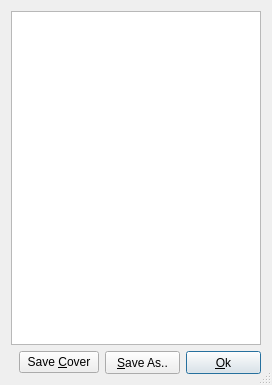
Qt form src/midialog.ui (rupeshs/ExMplayer) before a commit.
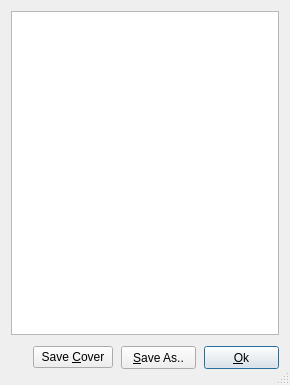
The same form after that commit. Icons and pictures are not drawn.

```diff
--- a/src/midialog.ui
+++ b/src/midialog.ui
@@ -6,7 +6,7 @@
    <rect>
     <x>0</x>
     <y>0</y>
-    <width>272</width>
+    <width>290</width>
     <height>385</height>
    </rect>
   </property>
@@ -17,15 +17,24 @@
    <bool>true</bool>
   </property>
   <layout class="QGridLayout" name="gridLayout">
-   <item row="0" column="1">
+   <item row="0" column="0">
     <widget class="QTextEdit" name="textEdit">
      <property name="readOnly">
       <bool>true</bool>
      </property>
     </widget>
    </item>
-   <item row="1" column="1">
+   <item row="1" column="0">
     <layout class="QHBoxLayout" name="horizontalLayout">
+     <property name="spacing">
+      <number>8</number>
+     </property>
+     <property name="topMargin">
+      <number>5</number>
+     </property>
+     <property name="bottomMargin">
+      <number>5</number>
+     </property>
      <item>
       <spacer name="horizontalSpacer">
        <property name="orientation">
```
Left out of the diff: 10 changed lines with no effect on the pictures.
